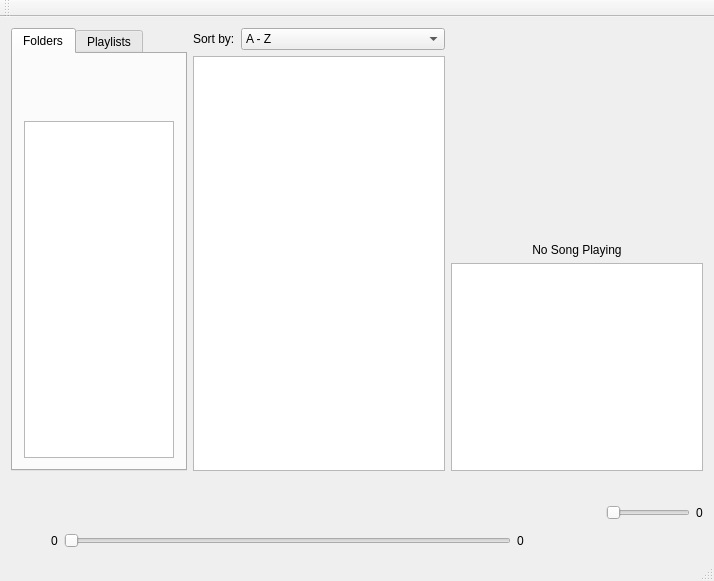
zenix935/ZenPlayer, file ZenPlayer.ui: the form before one commit.
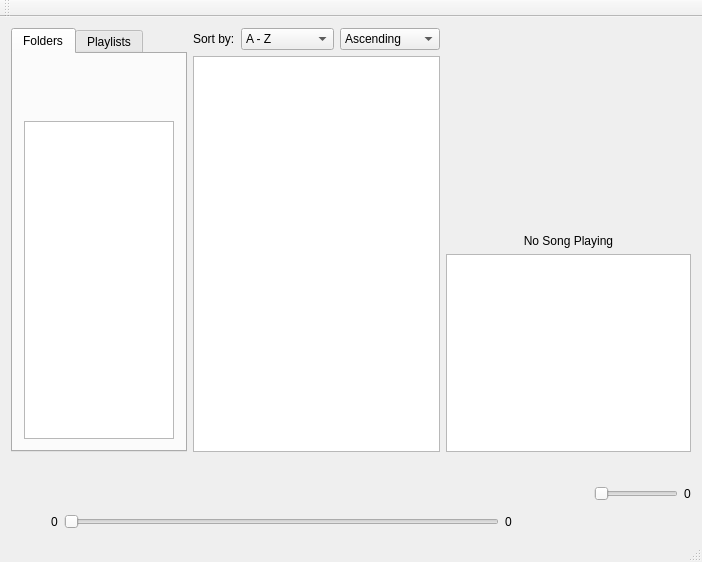
The form after the commit. Icons and pictures are not drawn. Custom widgets are drawn as their Qt base class.

Commit message: Aded sorting systems

```diff
--- a/ZenPlayer.ui
+++ b/ZenPlayer.ui
@@ -6,8 +6,8 @@
    <rect>
     <x>0</x>
     <y>0</y>
-    <width>714</width>
-    <height>581</height>
+    <width>702</width>
+    <height>562</height>
    </rect>
   </property>
   <property name="windowTitle">
@@ -163,26 +163,23 @@
           </item>
           <item>
            <widget class="QComboBox" name="sortComboBox">
+            <property name="sizePolicy">
+             <sizepolicy hsizetype="Minimum" vsizetype="Fixed">
+              <horstretch>0</horstretch>
+              <verstretch>0</verstretch>
+             </sizepolicy>
+            </property>
+            <property name="minimumSize">
+             <size>
+              <width>0</width>
+              <height>0</height>
+             </size>
+            </property>
             <item>
              <property name="text">
               <string>A - Z</string>
              </property>
             </item>
-            <item>
-             <property name="text">
-              <string>Artist</string>
-             </property>
-            </item>
-            <item>
-             <property name="text">
-              <string>Album</string>
-             </property>
-            </item>
-            <item>
-             <property name="text">
-              <string>Realese year</string>
-             </property>
-            </item>
             <item>
              <property name="text">
               <string>Date added</string>
@@ -190,6 +187,38 @@
             </item>
            </widget>
           </item>
+          <item>
+           <widget class="QComboBox" name="orderComboBox">
+            <property name="sizePolicy">
+             <sizepolicy hsizetype="Expanding" vsizetype="Fixed">
+              <horstretch>0</horstretch>
+              <verstretch>0</verstretch>
+             </sizepolicy>
+            </property>
+            <property name="minimumSize">
+             <size>
+              <width>100</width>
+              <height>0</height>
+             </size>
+            </property>
+            <property name="baseSize">
+             <size>
+              <width>0</width>
+              <height>0</height>
+             </size>
+            </property>
+            <item>
+             <property name="text">
+              <string>Ascending</string>
+             </property>
+            </item>
+            <item>
+             <property name="text">
+              <string>Descending</string>
+             </property>
+            </item>
+           </widget>
+          </item>
          </layout>
         </item>
         <item>
@@ -214,6 +243,12 @@
             <verstretch>0</verstretch>
            </sizepolicy>
           </property>
+          <property name="minimumSize">
+           <size>
+            <width>230</width>
+            <height>200</height>
+           </size>
+          </property>
           <property name="text">
            <string/>
           </property>
@@ -243,6 +278,12 @@
             <verstretch>0</verstretch>
            </sizepolicy>
           </property>
+          <property name="minimumSize">
+           <size>
+            <width>230</width>
+            <height>160</height>
+           </size>
+          </property>
          </widget>
         </item>
        </layout>
@@ -652,7 +693,7 @@
     <rect>
      <x>0</x>
      <y>0</y>
-     <width>714</width>
+     <width>702</width>
      <height>33</height>
     </rect>
    </property>
```
The commit also changes 2 other files.
